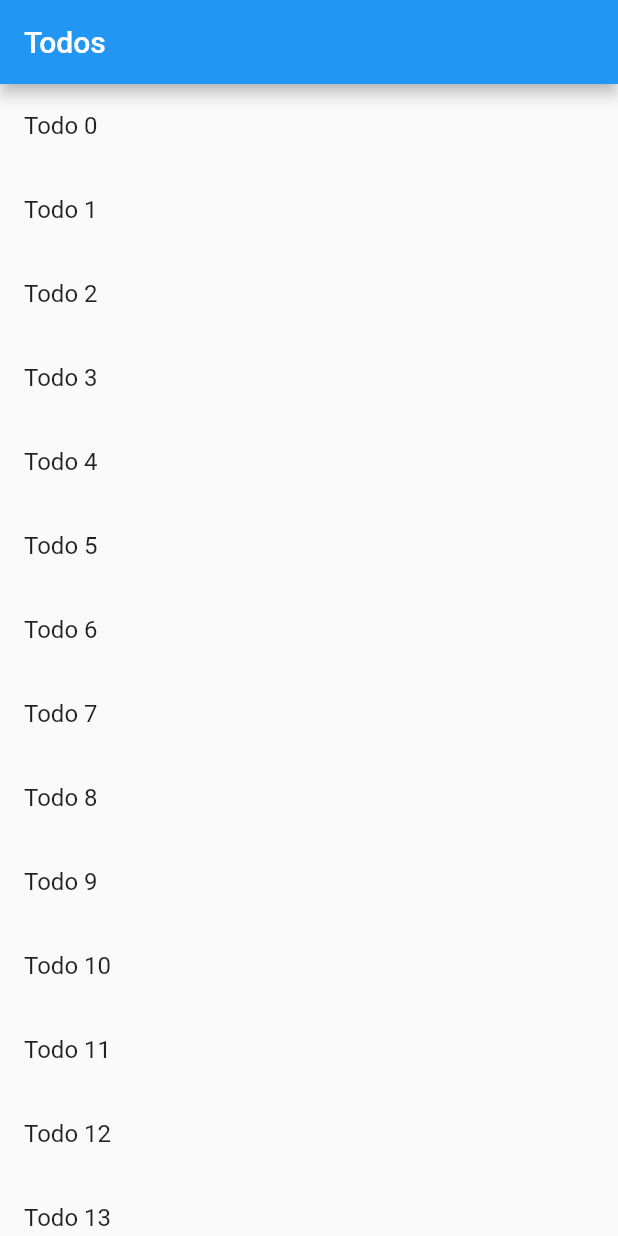
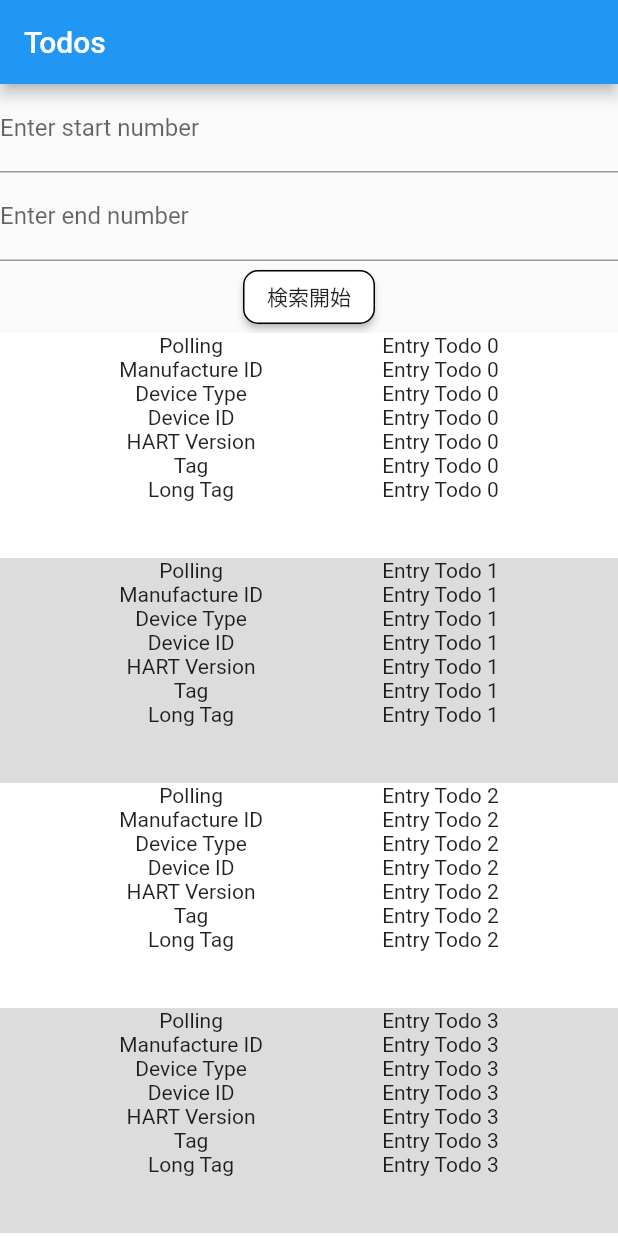
Before and after one commit to MORIMOTO5/flutter_listdetail, a Flutter app: the screen it shows after launch, on a phone screen of 412 x 824 dp. Run offline on Flutter 3.47's test engine with Material 2 defaults, Android fonts, the phone set to English and light mode, and no system bars.

Commit message:
[update]リストを飾った

```diff
--- a/lib/main.dart
+++ b/lib/main.dart
@@ -34,11 +34,67 @@ class TodosScreen extends StatelessWidget {
       appBar: AppBar(
         title: Text('Todos'),
       ),
-      body: ListView.builder(
+      body: Column(
+        children: <Widget>[
+          new TextField(
+            decoration: new InputDecoration(labelText: "Enter start number"),
+            keyboardType: TextInputType.number,
+          ),
+          new TextField(
+            decoration: new InputDecoration(labelText: "Enter end number"),
+            keyboardType: TextInputType.number,
+          ),
+          RaisedButton(
+            child: Text("検索開始"),
+            color: Colors.white,
+            shape: OutlineInputBorder(
+              borderRadius: BorderRadius.all(Radius.circular(10.0)),
+            ),
+            onPressed: () {},
+          ),
+          Expanded(
+            child: ListView.builder(
               itemCount: todos.length,
               itemBuilder: (context, index) {
-          return ListTile(
-            title: Text(todos[index].title),
+                return Container(
+                  height: 150,
+                  color: index % 2 == 0 ? Colors.white: Colors.black12,
+                  //child: Center(child: Text('Entry ${todos[index].title}')),
+                  child: Row(
+                    mainAxisAlignment: MainAxisAlignment.spaceEvenly,
+                    children: <Widget>[
+                      Column(children: <Widget>[
+                        Text("Polling"),
+                        Text("Manufacture ID"),
+                        Text("Device Type"),
+                        Text("Device ID"),
+                        Text("HART Version"),
+                        Text("Tag"),
+                        Text("Long Tag"),
+                      ],),
+                      Column(children: <Widget>[
+                        Text('Entry ${todos[index].title}'),
+                        Text('Entry ${todos[index].title}'),
+                        Text('Entry ${todos[index].title}'),
+                        Text('Entry ${todos[index].title}'),
+                        Text('Entry ${todos[index].title}'),
+                        Text('Entry ${todos[index].title}'),
+                        Text('Entry ${todos[index].title}'),
+                      ],)
+                    ],
+                  )
+                );
+
+                /*
+                  Card(
+                    child: Column(
+                        mainAxisSize: MainAxisSize.max,
+                        children: <Widget>[
+                          Text("ABC"),
+                  ListTile(
+                  leading: Text(index.toString(), textAlign: TextAlign.left,
+                    style: TextStyle(fontSize: 16.0),),
+                  title: Text(todos[index].title, textAlign: TextAlign.right, style: TextStyle(fontSize: 16.0),),
                   // When a user taps the ListTile, navigate to the DetailScreen.
                   // Notice that you're not only creating a DetailScreen, you're
                   // also passing the current todo through to it.
@@ -55,10 +111,12 @@ class TodosScreen extends StatelessWidget {
                       ),
                     );
                   },
-          );
+                )]));
+              */
+
               },
             ),
-    );
+          )]));
   }
 }
 
```
Lines whose indentation alone changed are shown as unchanged.
